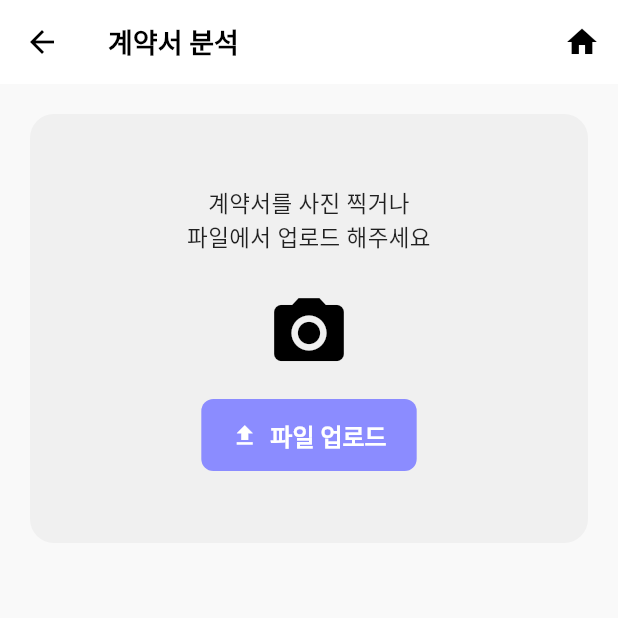
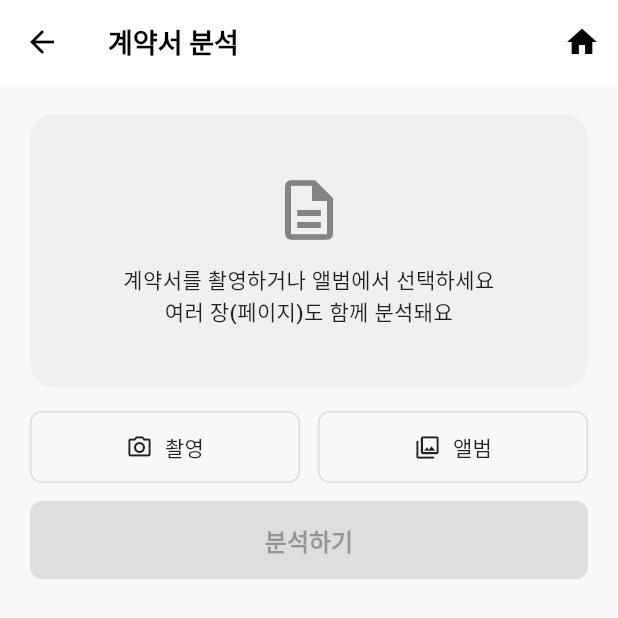
Before and after one commit to Guard-Up/Guard_Up_App, a Flutter app: the AnalyzingView screen opened by its route, on a phone screen of 412 x 824 dp. Shown: the top 618 px of the screen. Run offline on Flutter 3.47's test engine with Material 3 defaults, Android fonts, the phone set to English and light mode, and no system bars; our stand-ins replace camera, get, image_picker, shared_preferences, sqflite; accounts and stored records are empty.

Commit message:
feat: support multi-page contract analysis
- 여러 장(최대 10장) 촬영/앨범 선택 후 한 번에 분석
- analyzeImage가 여러 이미지를 같은 필드명 'file'로 반복 전송 (1장 하위호환)
- 분석 대기 화면에 썸네일·개수·삭제·분석하기 버튼 추가
- 갤러리 선택 시 imageQuality: 90 (용량 축소 + HEIC→JPEG)

```diff
--- a/lib/app/modules/analyzing/views/analyzing_view.dart
+++ b/lib/app/modules/analyzing/views/analyzing_view.dart
@@ -1,3 +1,4 @@
+import 'dart:io';
 import 'package:flutter/material.dart';
 import 'package:get/get.dart';
 import '../../../data/models/history_item.dart';
@@ -67,59 +68,154 @@ class AnalyzingView extends GetView<AnalyzingController> {
   Widget _buildUploadSection() {
     return Padding(
       padding: const EdgeInsets.all(20.0),
-      child: Container(
-        width: double.infinity,
-        padding: const EdgeInsets.symmetric(vertical: 48),
-        decoration: BoxDecoration(
-          color: const Color(0xFFF0F0F0),
-          borderRadius: BorderRadius.circular(16),
-        ),
-        child: Column(
-          mainAxisAlignment: MainAxisAlignment.center,
+      child: Column(
+        crossAxisAlignment: CrossAxisAlignment.stretch,
+        children: [
+          // 선택된 이미지가 있으면 썸네일, 없으면 안내 박스
+          Obx(() => controller.hasImages
+              ? _buildThumbnailStrip()
+              : _buildEmptyHint()),
+          const SizedBox(height: 16),
+          // 촬영 / 앨범 추가 버튼
+          Row(
+            children: [
+              Expanded(
+                child: OutlinedButton.icon(
+                  onPressed: controller.addFromCamera,
+                  icon: const Icon(Icons.camera_alt_outlined, size: 18),
+                  label: const Text('촬영'),
+                  style: OutlinedButton.styleFrom(
+                    foregroundColor: Colors.black87,
+                    side: const BorderSide(color: Color(0xFFDDDDDD)),
+                    padding: const EdgeInsets.symmetric(vertical: 14),
+                    shape: RoundedRectangleBorder(
+                      borderRadius: BorderRadius.circular(8),
+                    ),
+                  ),
+                ),
+              ),
+              const SizedBox(width: 12),
+              Expanded(
+                child: OutlinedButton.icon(
+                  onPressed: controller.addFromGallery,
+                  icon: const Icon(Icons.photo_library_outlined, size: 18),
+                  label: const Text('앨범'),
+                  style: OutlinedButton.styleFrom(
+                    foregroundColor: Colors.black87,
+                    side: const BorderSide(color: Color(0xFFDDDDDD)),
+                    padding: const EdgeInsets.symmetric(vertical: 14),
+                    shape: RoundedRectangleBorder(
+                      borderRadius: BorderRadius.circular(8),
+                    ),
+                  ),
+                ),
+              ),
+            ],
+          ),
+          const SizedBox(height: 12),
+          // 분석하기 버튼 (이미지 있을 때만 활성)
+          Obx(() => ElevatedButton(
+                onPressed:
+                    controller.hasImages ? controller.startAnalysis : null,
+                child: Text(controller.analyzeButtonText),
+              )),
+        ],
+      ),
+    );
+  }
+
+  // 이미지 미선택 안내 박스
+  Widget _buildEmptyHint() {
+    return Container(
+      width: double.infinity,
+      padding: const EdgeInsets.symmetric(vertical: 40),
+      decoration: BoxDecoration(
+        color: const Color(0xFFF0F0F0),
+        borderRadius: BorderRadius.circular(16),
+      ),
+      child: const Column(
+        mainAxisAlignment: MainAxisAlignment.center,
+        children: [
+          Icon(Icons.description_outlined, size: 48, color: Colors.black45),
+          SizedBox(height: 12),
+          Text(
+            '계약서를 촬영하거나 앨범에서 선택하세요\n여러 장(페이지)도 함께 분석돼요',
+            textAlign: TextAlign.center,
+            style: TextStyle(
+              fontSize: 14,
+              fontWeight: FontWeight.w500,
+              color: Colors.black87,
+              height: 1.4,
+            ),
+          ),
+        ],
+      ),
+    );
+  }
+
+  // 선택된 이미지 썸네일 가로 스트립 (각 삭제 가능)
+  Widget _buildThumbnailStrip() {
+    return Column(
+      crossAxisAlignment: CrossAxisAlignment.start,
+      children: [
+        Row(
+          mainAxisAlignment: MainAxisAlignment.spaceBetween,
           children: [
             const Text(
-              '계약서를 사진 찍거나\n파일에서 업로드 해주세요',
-              textAlign: TextAlign.center,
-              style: TextStyle(
-                fontSize: 15,
-                fontWeight: FontWeight.w500,
-                color: Colors.black87,
-              ),
+              '선택된 계약서',
+              style: TextStyle(fontSize: 14, fontWeight: FontWeight.bold),
             ),
-            const SizedBox(height: 24),
-            InkWell(
-              onTap: controller.openCamera,
-              child: const Icon(
-                Icons.camera_alt,
-                size: 56,
-                color: Colors.black,
-              ),
-            ),
-            const SizedBox(height: 16),
-            ElevatedButton.icon(
-              onPressed: controller.uploadFile,
-              icon: const Icon(Icons.upload, size: 18),
-              label: const Text(
-                '파일 업로드',
-                style: TextStyle(fontWeight: FontWeight.bold),
-              ),
-              style: ElevatedButton.styleFrom(
-                backgroundColor: const Color(0xFF8B8CFF),
-                foregroundColor: Colors.white,
-                elevation: 0,
-                minimumSize: Size.zero,
-                padding: const EdgeInsets.symmetric(
-                  horizontal: 20,
-                  vertical: 12,
-                ),
-                shape: RoundedRectangleBorder(
-                  borderRadius: BorderRadius.circular(8),
-                ),
-              ),
+            Text(
+              controller.selectedCountText,
+              style: const TextStyle(fontSize: 13, color: Colors.black54),
             ),
           ],
         ),
-      ),
+        const SizedBox(height: 10),
+        SizedBox(
+          height: 96,
+          child: ListView.separated(
+            scrollDirection: Axis.horizontal,
+            itemCount: controller.selectedImages.length,
+            separatorBuilder: (_, _) => const SizedBox(width: 10),
+            itemBuilder: (_, index) => _buildThumbnail(
+              controller.selectedImages[index],
+              index,
+            ),
+          ),
+        ),
+      ],
+    );
+  }
+
+  Widget _buildThumbnail(String path, int index) {
+    return Stack(
+      children: [
+        ClipRRect(
+          borderRadius: BorderRadius.circular(8),
+          child: Image.file(
+            File(path),
+            width: 74,
+            height: 96,
+            fit: BoxFit.cover,
+          ),
+        ),
+        Positioned(
+          top: 4,
+          right: 4,
+          child: GestureDetector(
+            onTap: () => controller.removeImage(index),
+            child: Container(
+              decoration: const BoxDecoration(
+                color: Colors.black54,
+                shape: BoxShape.circle,
+              ),
+              padding: const EdgeInsets.all(2),
+              child: const Icon(Icons.close, size: 14, color: Colors.white),
+            ),
+          ),
+        ),
+      ],
     );
   }
 
```
Also changed, not shown: lib/app/data/providers/api_provider.dart (+6 -3 lines), lib/app/modules/analyzing/controllers/analyzing_controller.dart (+82 -16 lines).
